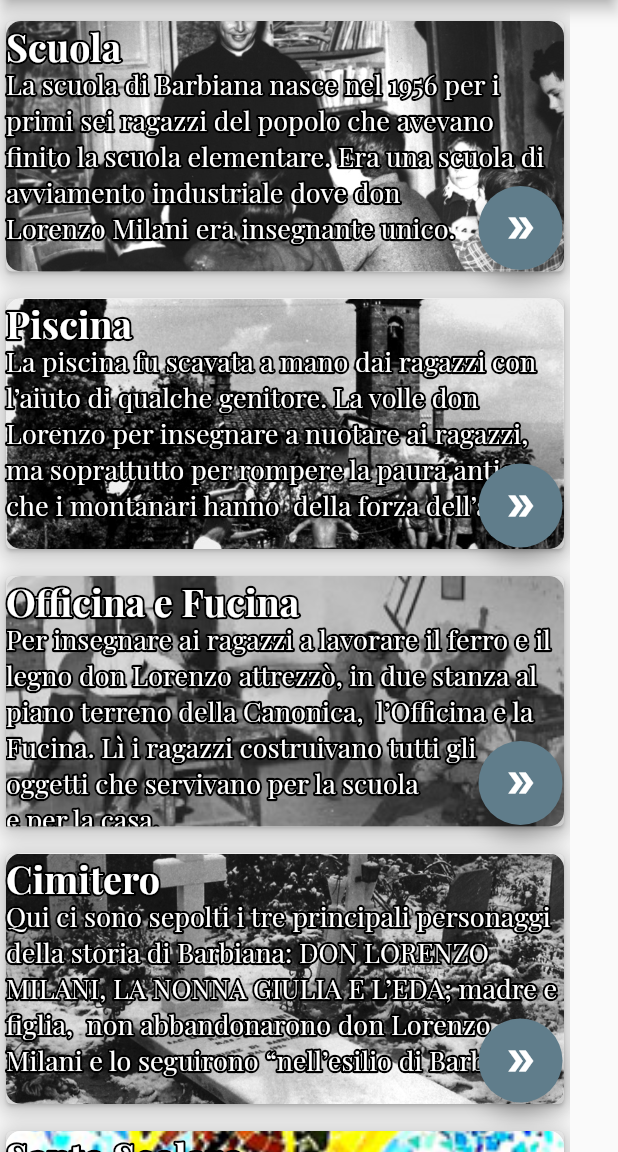
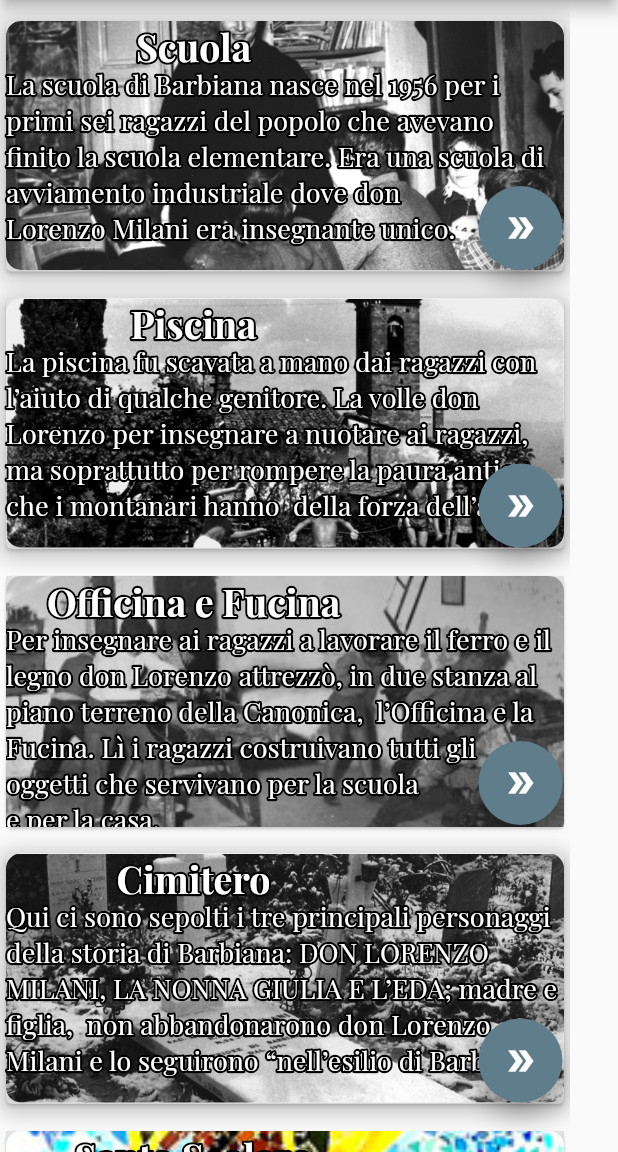
Before and after one commit to Progxy/fdmApp, a Flutter app: the Percorsi screen opened by its route, on a phone screen of 412 x 824 dp, the part 84-1236 px from its top. Run offline on Flutter 3.47's test engine with Material 2 defaults, Android fonts, the phone set to English and light mode, and no system bars; drawn by our look-alikes of bordered_text; our stand-ins replace carousel_slider, cloud_firestore, connectivity, datetime_picker_formfield, dotted_line, firebase_auth and 7 more; missing offline and left inert: mailer2, stripe_payment; accounts and stored records are empty; project files that could hold a hidden picture were left out.

Commit message:
fix in app

```diff
--- a/lib/screens/contatti.dart
+++ b/lib/screens/contatti.dart
@@ -386,6 +386,8 @@ class Contatti extends StatelessWidget {
                                       onTap: () {
                                         launch(info[2]);
                                       },
+                                      child: Container(
+                                        width: 225,
                                         child: BorderedText(
                                           strokeWidth: 4.0,
                                           strokeColor: Colors.blue,
@@ -395,6 +397,7 @@ class Contatti extends StatelessWidget {
                                               fontSize: 25,
                                               fontWeight: FontWeight.w600,
                                               color: Colors.white,
+                                            ),
                                           ),
                                         ),
                                       ),
--- a/lib/screens/eventi/eventiBuilder.dart
+++ b/lib/screens/eventi/eventiBuilder.dart
@@ -130,7 +130,7 @@ class _EventiBuilderState extends State<EventiBuilder> {
                 .toList(),
             options: CarouselOptions(
                 enlargeCenterPage: true,
-                height: 200.0,
+                height: 250.0,
                 aspectRatio: 4 / 3,
                 enableInfiniteScroll: true,
                 viewportFraction: 0.8),
--- a/lib/screens/eventi/infoBuilder.dart
+++ b/lib/screens/eventi/infoBuilder.dart
@@ -130,7 +130,7 @@ class _InfoBuilderState extends State<InfoBuilder> {
                 .toList(),
             options: CarouselOptions(
                 enlargeCenterPage: true,
-                height: 200.0,
+                height: 250.0,
                 aspectRatio: 4 / 3,
                 enableInfiniteScroll: true,
                 viewportFraction: 0.8),
--- a/lib/screens/media.dart
+++ b/lib/screens/media.dart
@@ -189,7 +189,7 @@ class _MediaState extends State<Media> {
                                         top: 110,
                                       ),
                                       child: SizedBox(
-                                        height: 30,
+                                        height: 50,
                                         child: Marquee(
                                           text: infos[0] + " - " + infos[1],
                                           style: TextStyle(
@@ -289,7 +289,7 @@ class _MediaState extends State<Media> {
                                   crossAxisAlignment: CrossAxisAlignment.start,
                                   children: <Widget>[
                                     SizedBox(
-                                      height: 30,
+                                      height: 50,
                                       child: Marquee(
                                         text: infos[0] + " - " + infos[1],
                                         style: TextStyle(
--- a/lib/screens/percorsi.dart
+++ b/lib/screens/percorsi.dart
@@ -70,7 +70,9 @@ class Percorsi extends StatelessWidget {
                             width: 380,
                             height: 175,
                             child: Card(
-                              child: Container(
+                              child: ListView(
+                                children: [
+                                  Container(
                                     decoration: BoxDecoration(
                                       borderRadius: BorderRadius.circular(10),
                                       color: Colors.white,
@@ -95,7 +97,9 @@ class Percorsi extends StatelessWidget {
                                           crossAxisAlignment:
                                               CrossAxisAlignment.start,
                                           children: <Widget>[
-                                        BorderedText(
+                                            Container(
+                                              width: 250,
+                                              child: BorderedText(
                                                 strokeWidth: 3.0,
                                                 strokeColor: Colors.black,
                                                 child: Text(
@@ -104,6 +108,7 @@ class Percorsi extends StatelessWidget {
                                                     fontSize: 25,
                                                     fontWeight: FontWeight.w600,
                                                     color: Colors.white,
+                                                  ),
                                                 ),
                                               ),
                                             ),
@@ -125,20 +130,22 @@ class Percorsi extends StatelessWidget {
                                           ),
                                         ),
                                         Row(
-                                      mainAxisAlignment: MainAxisAlignment.end,
+                                          mainAxisAlignment:
+                                              MainAxisAlignment.end,
                                           children: <Widget>[
                                             Padding(
                                               padding: EdgeInsets.only(
                                                   top: 110, right: 1),
                                               child: FloatingActionButton(
-                                            heroTag: i,
+                                                heroTag: null,
                                                 onPressed: () {
                                                   Navigator.pushNamed(context,
                                                       InfoPercorso.routeName,
                                                       arguments: i[0]);
                                                 },
                                                 child: Icon(Icons.double_arrow),
-                                            backgroundColor: Colors.blueGrey,
+                                                backgroundColor:
+                                                    Colors.blueGrey,
                                               ),
                                             ),
                                           ],
@@ -146,6 +153,8 @@ class Percorsi extends StatelessWidget {
                                       ],
                                     ),
                                   ),
+                                ],
+                              ),
                             ))))
                     .toList())));
   }
--- a/lib/screens/recuperoPassword.dart
+++ b/lib/screens/recuperoPassword.dart
@@ -453,7 +453,7 @@ class _RecuperoPasswordState extends State<RecuperoPassword> {
                     "Recupera Credenziali",
                     style: TextStyle(
                       color: Colors.white,
-                      fontSize: 30.0,
+                      fontSize: 28.0,
                       fontWeight: FontWeight.w700,
                     ),
                   ),
```
Also changed, not shown: lib/screens/iscrizione.dart (+9 -6 lines), lib/screens/visita.dart (+9 -6 lines). Lines whose indentation alone changed are shown as unchanged.
